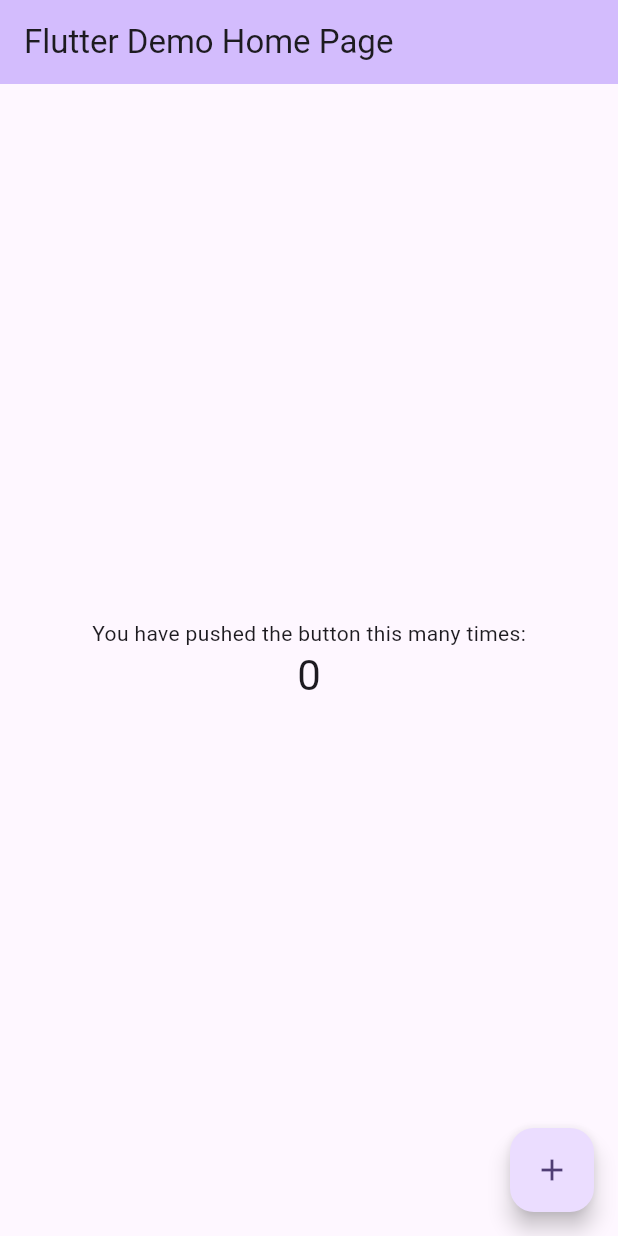
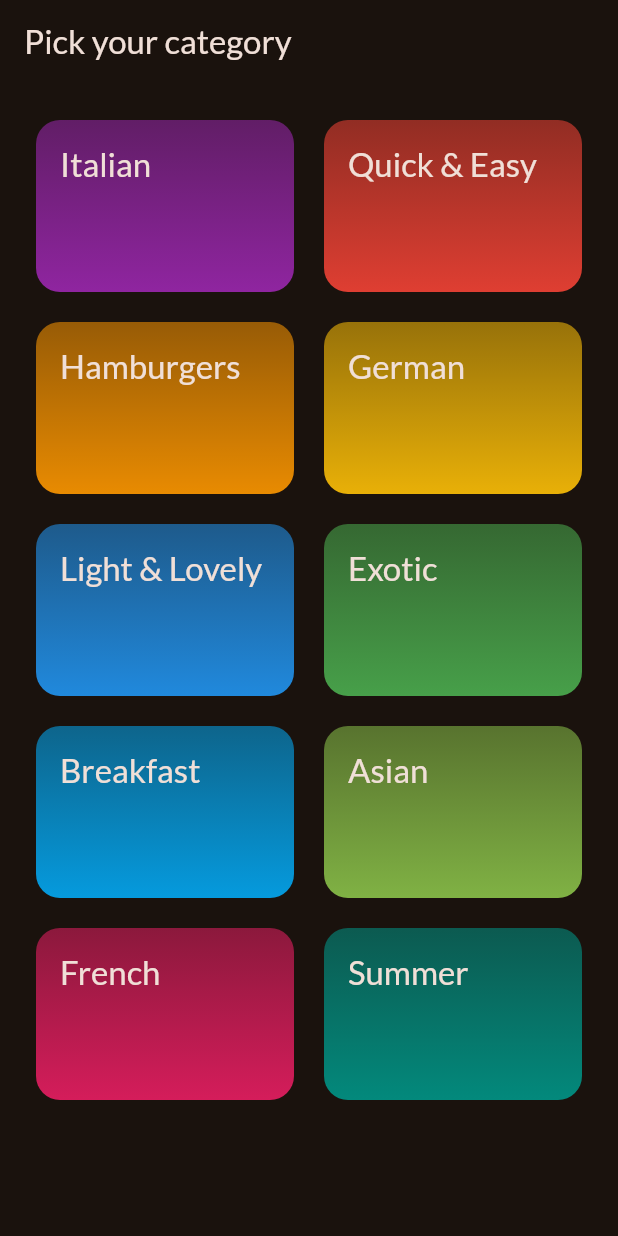
Before and after one commit to DaniahAbukabeer/firebase_project, a Flutter app: the screen it shows after launch, on a phone screen of 412 x 824 dp. Run offline on Flutter 3.47's test engine with Material 3 defaults, Android fonts, the phone set to English and light mode, and no system bars; our stand-ins replace google_fonts.

Commit message:
meals app with models and dummydata and screens and widgets, not connected to db, connected to firebase but with no db, everything is locally for now

```diff
--- /dev/null
+++ b/lib/data/dummy_data.dart
@@ -0,0 +1,56 @@
+import 'package:flutter/material.dart';
+
+import 'package:firebase_project/models/category.dart';
+
+const availableCategories = [
+  Category(
+    id: 'c1',
+    title: 'Italian',
+    color: Colors.purple,
+  ),
+  Category(
+    id: 'c2',
+    title: 'Quick & Easy',
+    color: Colors.red,
+  ),
+  Category(
+    id: 'c3',
+    title: 'Hamburgers',
+    color: Colors.orange,
+  ),
+  Category(
+    id: 'c4',
+    title: 'German',
+    color: Colors.amber,
+  ),
+  Category(
+    id: 'c5',
+    title: 'Light & Lovely',
+    color: Colors.blue,
+  ),
+  Category(
+    id: 'c6',
+    title: 'Exotic',
+    color: Colors.green,
+  ),
+  Category(
+    id: 'c7',
+    title: 'Breakfast',
+    color: Colors.lightBlue,
+  ),
+  Category(
+    id: 'c8',
+    title: 'Asian',
+    color: Colors.lightGreen,
+  ),
+  Category(
+    id: 'c9',
+    title: 'French',
+    color: Colors.pink,
+  ),
+  Category(
+    id: 'c10',
+    title: 'Summer',
+    color: Colors.teal,
+  ),
+];
--- a/lib/main.dart
+++ b/lib/main.dart
@@ -1,125 +1,29 @@
+import 'package:firebase_project/screens/categories.dart';
 import 'package:flutter/material.dart';
 
+import 'package:google_fonts/google_fonts.dart';
+
+final theme = ThemeData(
+  useMaterial3: true,
+  colorScheme: ColorScheme.fromSeed(
+    brightness: Brightness.dark,
+    seedColor: const Color.fromARGB(255, 131, 57, 0),
+  ),
+  textTheme: GoogleFonts.latoTextTheme(),
+);
+
 void main() {
-  runApp(const MyApp());
+  runApp(const App());
 }
 
-class MyApp extends StatelessWidget {
-  const MyApp({super.key});
+class App extends StatelessWidget {
+  const App({super.key});
 
-  // This widget is the root of your application.
   @override
   Widget build(BuildContext context) {
     return MaterialApp(
-      title: 'Flutter Demo',
-      theme: ThemeData(
-        // This is the theme of your application.
-        //
-        // TRY THIS: Try running your application with "flutter run". You'll see
-        // the application has a purple toolbar. Then, without quitting the app,
-        // try changing the seedColor in the colorScheme below to Colors.green
-        // and then invoke "hot reload" (save your changes or press the "hot
-        // reload" button in a Flutter-supported IDE, or press "r" if you used
-        // the command line to start the app).
-        //
-        // Notice that the counter didn't reset back to zero; the application
-        // state is not lost during the reload. To reset the state, use hot
-        // restart instead.
-        //
-        // This works for code too, not just values: Most code changes can be
-        // tested with just a hot reload.
-        colorScheme: ColorScheme.fromSeed(seedColor: Colors.deepPurple),
-        useMaterial3: true,
-      ),
-      home: const MyHomePage(title: 'Flutter Demo Home Page'),
+      theme: theme,
+      home: const CategoriesScreen(),
     );
   }
 }
-
-class MyHomePage extends StatefulWidget {
-  const MyHomePage({super.key, required this.title});
-
-  // This widget is the home page of your application. It is stateful, meaning
-  // that it has a State object (defined below) that contains fields that affect
-  // how it looks.
-
-  // This class is the configuration for the state. It holds the values (in this
-  // case the title) provided by the parent (in this case the App widget) and
-  // used by the build method of the State. Fields in a Widget subclass are
-  // always marked "final".
-
-  final String title;
-
-  @override
-  State<MyHomePage> createState() => _MyHomePageState();
-}
-
-class _MyHomePageState extends State<MyHomePage> {
-  int _counter = 0;
-
-  void _incrementCounter() {
-    setState(() {
-      // This call to setState tells the Flutter framework that something has
-      // changed in this State, which causes it to rerun the build method below
-      // so that the display can reflect the updated values. If we changed
-      // _counter without calling setState(), then the build method would not be
-      // called again, and so nothing would appear to happen.
-      _counter++;
-    });
-  }
-
-  @override
-  Widget build(BuildContext context) {
-    // This method is rerun every time setState is called, for instance as done
-    // by the _incrementCounter method above.
-    //
-    // The Flutter framework has been optimized to make rerunning build methods
-    // fast, so that you can just rebuild anything that needs updating rather
-    // than having to individually change instances of widgets.
-    return Scaffold(
-      appBar: AppBar(
-        // TRY THIS: Try changing the color here to a specific color (to
-        // Colors.amber, perhaps?) and trigger a hot reload to see the AppBar
-        // change color while the other colors stay the same.
-        backgroundColor: Theme.of(context).colorScheme.inversePrimary,
-        // Here we take the value from the MyHomePage object that was created by
-        // the App.build method, and use it to set our appbar title.
-        title: Text(widget.title),
-      ),
-      body: Center(
-        // Center is a layout widget. It takes a single child and positions it
-        // in the middle of the parent.
-        child: Column(
-          // Column is also a layout widget. It takes a list of children and
-          // arranges them vertically. By default, it sizes itself to fit its
-          // children horizontally, and tries to be as tall as its parent.
-          //
-          // Column has various properties to control how it sizes itself and
-          // how it positions its children. Here we use mainAxisAlignment to
-          // center the children vertically; the main axis here is the vertical
-          // axis because Columns are vertical (the cross axis would be
-          // horizontal).
-          //
-          // TRY THIS: Invoke "debug painting" (choose the "Toggle Debug Paint"
-          // action in the IDE, or press "p" in the console), to see the
-          // wireframe for each widget.
-          mainAxisAlignment: MainAxisAlignment.center,
-          children: <Widget>[
-            const Text(
-              'You have pushed the button this many times:',
-            ),
-            Text(
-              '$_counter',
-              style: Theme.of(context).textTheme.headlineMedium,
-            ),
-          ],
-        ),
-      ),
-      floatingActionButton: FloatingActionButton(
-        onPressed: _incrementCounter,
-        tooltip: 'Increment',
-        child: const Icon(Icons.add),
-      ), // This trailing comma makes auto-formatting nicer for build methods.
-    );
-  }
-}
--- /dev/null
+++ b/lib/models/category.dart
@@ -0,0 +1,12 @@
+import 'package:flutter/material.dart';
+
+class Category {
+  const Category({
+    required this.id,
+    required this.title,
+    this.color = Colors.orange,
+  });
+  final String id;
+  final String title;
+  final Color color;
+}
--- /dev/null
+++ b/lib/screens/categories.dart
@@ -0,0 +1,29 @@
+import 'package:firebase_project/data/dummy_data.dart';
+import 'package:firebase_project/widgets/category_grid_item.dart';
+import 'package:flutter/material.dart';
+
+class CategoriesScreen extends StatelessWidget {
+  const CategoriesScreen({super.key});
+
+  @override
+  Widget build(BuildContext context) {
+    return Scaffold(
+      appBar: AppBar(
+        title: const Text('Pick your category'),
+      ),
+      body: GridView(
+        padding: const EdgeInsets.all(24),
+        gridDelegate: const SliverGridDelegateWithFixedCrossAxisCount(
+          crossAxisCount: 2,
+          childAspectRatio: 3 / 2,
+          crossAxisSpacing: 20,
+          mainAxisSpacing: 20,
+        ),
+        children: [
+          for (final categroy in availableCategories)
+            CategoryGridItem(category: categroy)
+        ],
+      ),
+    );
+  }
+}
--- /dev/null
+++ b/lib/widgets/category_grid_item.dart
@@ -0,0 +1,36 @@
+import 'package:flutter/material.dart';
+import 'package:firebase_project/models/category.dart';
+
+class CategoryGridItem extends StatelessWidget {
+  const CategoryGridItem({super.key, required this.category});
+
+  final Category category;
+  @override
+  Widget build(BuildContext context) {
+    return InkWell(
+      onTap: () {},
+      splashColor: Theme.of(context).primaryColor,
+      borderRadius: BorderRadius.circular(16),
+      child: Container(
+        padding: const EdgeInsets.all(16),
+        decoration: BoxDecoration(
+          borderRadius: BorderRadius.circular(16),
+          gradient: LinearGradient(
+            colors: [
+              category.color.withOpacity(0.55),
+              category.color.withOpacity(0.9),
+            ],
+            begin: Alignment.topCenter,
+            end: Alignment.bottomCenter,
+          ),
+        ),
+        child: Text(
+          category.title,
+          style: Theme.of(context).textTheme.titleLarge!.copyWith(
+                color: Theme.of(context).colorScheme.onBackground,
+              ),
+        ),
+      ),
+    );
+  }
+}
--- a/pubspec.yaml
+++ b/pubspec.yaml
@@ -35,6 +35,7 @@ dependencies:
   # The following adds the Cupertino Icons font to your application.
   # Use with the CupertinoIcons class for iOS style icons.
   cupertino_icons: ^1.0.2
+  google_fonts: ^6.1.0
 
 dev_dependencies:
   flutter_test:
```
Also changed, not shown: pubspec.lock, 1 other file.
